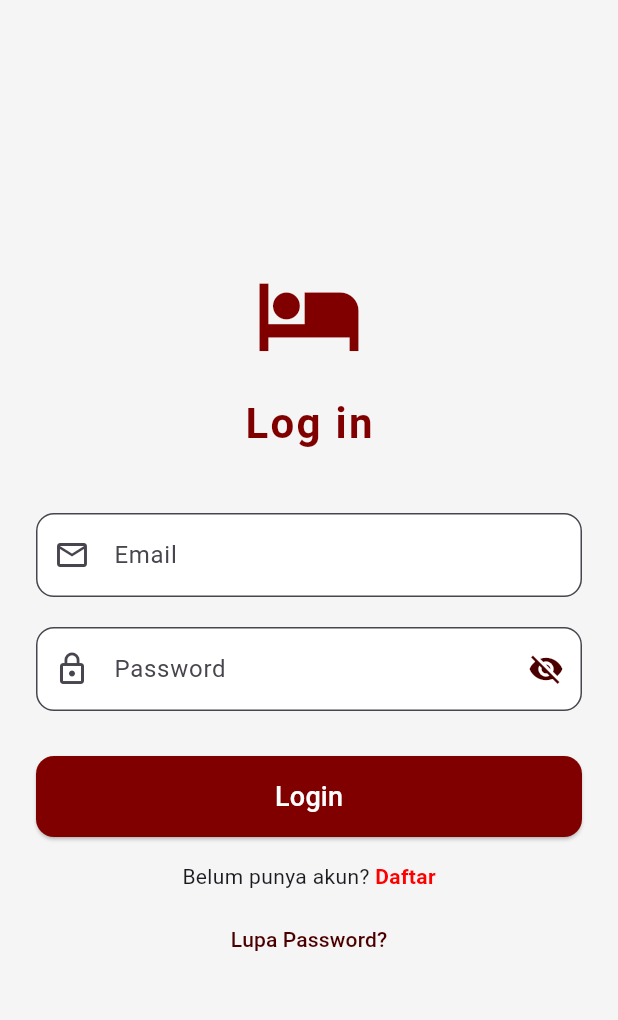
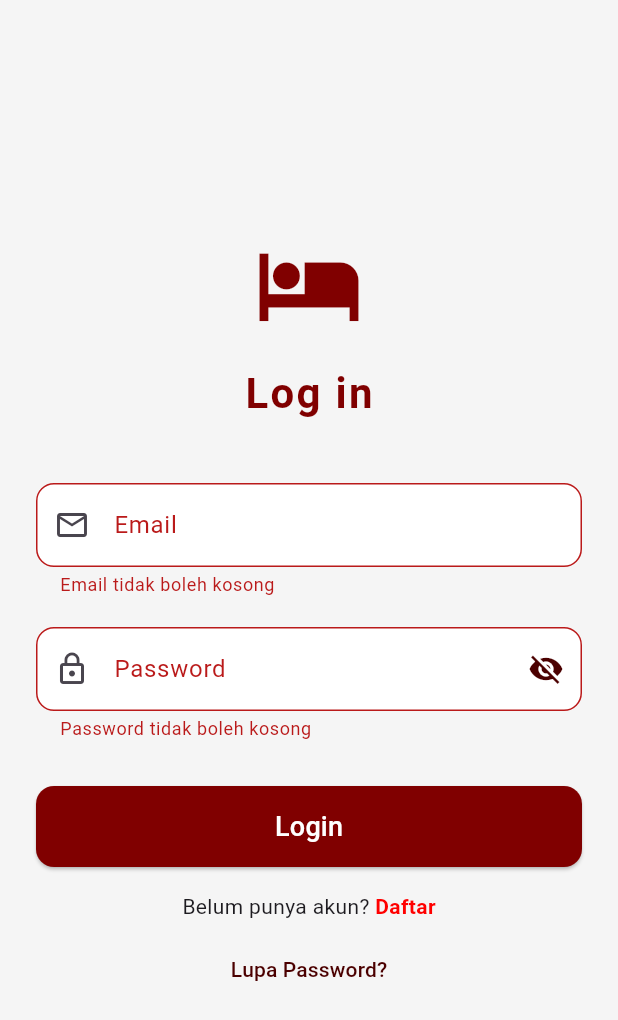
Before and after one commit to CanLearn-Coding/hotel_reservation_app, a Flutter app: the LoginPage screen opened directly, after a tap on "Login", on a phone screen of 412 x 824 dp. Shown: the top 1020 px of the screen. Run offline on Flutter 3.47's test engine with Material 3 defaults, Android fonts, the phone set to English and light mode, and no system bars.

Commit message:
feat: improve login page UI layout and design

```diff
--- a/lib/screens/auth/login_page.dart
+++ b/lib/screens/auth/login_page.dart
@@ -1,5 +1,7 @@
 import 'package:flutter/material.dart';
 import 'package:hotel_reservation_app/utils/colors.dart';
+import 'register_page.dart';
+
 class LoginPage extends StatefulWidget {
   const LoginPage({super.key});
 
@@ -8,9 +10,31 @@ class LoginPage extends StatefulWidget {
 }
 
 class _LoginPageState extends State<LoginPage> {
+  final _formKey = GlobalKey<FormState>();
   final _emailController = TextEditingController();
   final _passwordController = TextEditingController();
+
   bool _obscurePassword = true;
+  bool _isLoading = false;
+  String? _errorMessage; // Pesan error statis
+
+  void _login() async {
+    if (_formKey.currentState!.validate()) {
+      setState(() {
+        _isLoading = true;
+        _errorMessage = null;
+      });
+
+      // Simulasi proses login (misal 2 detik)
+      await Future.delayed(const Duration(seconds: 2));
+
+      setState(() {
+        _isLoading = false;
+        // Contoh error statis: login gagal karena email/password salah
+        _errorMessage = "Email atau password salah. Silakan coba lagi.";
+      });
+    }
+  }
 
   @override
   Widget build(BuildContext context) {
@@ -19,14 +43,12 @@ class _LoginPageState extends State<LoginPage> {
       body: Center(
         child: SingleChildScrollView(
           padding: const EdgeInsets.symmetric(horizontal: 24.0, vertical: 48.0),
+          child: Form(
+            key: _formKey,
             child: Column(
               mainAxisAlignment: MainAxisAlignment.center,
               children: [
-              Icon(
-                Icons.hotel,
-                color: AppColors.maroon,
-                size: 72,
-              ),
+                Icon(Icons.hotel, color: AppColors.maroon, size: 72),
                 const SizedBox(height: 16),
                 Text(
                   "Log in",
@@ -40,8 +62,9 @@ class _LoginPageState extends State<LoginPage> {
                 const SizedBox(height: 40),
 
                 // Email Input
-              TextField(
+                TextFormField(
                   controller: _emailController,
+                  keyboardType: TextInputType.emailAddress,
                   decoration: InputDecoration(
                     labelText: "Email",
                     prefixIcon: const Icon(Icons.email_outlined),
@@ -55,11 +78,20 @@ class _LoginPageState extends State<LoginPage> {
                       borderRadius: BorderRadius.circular(12),
                     ),
                   ),
+                  validator: (value) {
+                    if (value == null || value.isEmpty) {
+                      return 'Email tidak boleh kosong';
+                    }
+                    if (!value.contains('@')) {
+                      return 'Format email tidak valid';
+                    }
+                    return null;
+                  },
                 ),
                 const SizedBox(height: 20),
 
                 // Password Input
-              TextField(
+                TextFormField(
                   controller: _passwordController,
                   obscureText: _obscurePassword,
                   decoration: InputDecoration(
@@ -88,16 +120,36 @@ class _LoginPageState extends State<LoginPage> {
                       borderRadius: BorderRadius.circular(12),
                     ),
                   ),
+                  validator: (value) {
+                    if (value == null || value.isEmpty) {
+                      return 'Password tidak boleh kosong';
+                    }
+                    if (value.length < 6) {
+                      return 'Password minimal 6 karakter';
+                    }
+                    return null;
+                  },
                 ),
                 const SizedBox(height: 30),
+
+                // Pesan error (statis)
+                if (_errorMessage != null) ...[
+                  Text(
+                    _errorMessage!,
+                    style: const TextStyle(
+                      color: Colors.redAccent,
+                      fontSize: 14,
+                    ),
+                    textAlign: TextAlign.center,
+                  ),
+                  const SizedBox(height: 16),
+                ],
 
                 // Tombol Login
                 SizedBox(
                   width: double.infinity,
                   child: ElevatedButton(
-                  onPressed: () {
-                    // TODO: tambahkan logic login
-                  },
+                    onPressed: _isLoading ? null : _login,
                     style: ElevatedButton.styleFrom(
                       backgroundColor: AppColors.maroon,
                       padding: const EdgeInsets.symmetric(vertical: 14),
@@ -105,22 +157,37 @@ class _LoginPageState extends State<LoginPage> {
                         borderRadius: BorderRadius.circular(12),
                       ),
                     ),
-                  child: const Text(
+                    child: _isLoading
+                        ? const SizedBox(
+                            height: 20,
+                            width: 20,
+                            child: CircularProgressIndicator(
+                              color: Colors.white,
+                              strokeWidth: 2.5,
+                            ),
+                          )
+                        : const Text(
                             "Login",
-                    style: TextStyle(fontSize: 18, color: Colors.white),
+                            style:
+                                TextStyle(fontSize: 18, color: Colors.white),
                           ),
                   ),
                 ),
                 const SizedBox(height: 16),
 
-              // Tombol Daftar / Lupa Password
+                // Tombol Daftar
                 Row(
                   mainAxisAlignment: MainAxisAlignment.center,
                   children: [
                     const Text("Belum punya akun? "),
                     GestureDetector(
                       onTap: () {
-                      // TODO: navigasi ke halaman register
+                        Navigator.push(
+                          context,
+                          MaterialPageRoute(
+                            builder: (context) => const RegisterPage(),
+                          ),
+                        );
                       },
                       child: Text(
                         "Daftar",
@@ -133,10 +200,10 @@ class _LoginPageState extends State<LoginPage> {
                   ],
                 ),
                 const SizedBox(height: 8),
+
+                // Tombol Lupa Password
                 TextButton(
-                onPressed: () {
-                  // TODO: navigasi ke halaman lupa password
-                },
+                  onPressed: () {},
                   child: Text(
                     "Lupa Password?",
                     style: TextStyle(color: AppColors.darkMaroon),
@@ -146,6 +213,7 @@ class _LoginPageState extends State<LoginPage> {
             ),
           ),
         ),
+      ),
     );
   }
 }
```
Lines whose indentation alone changed are shown as unchanged.
